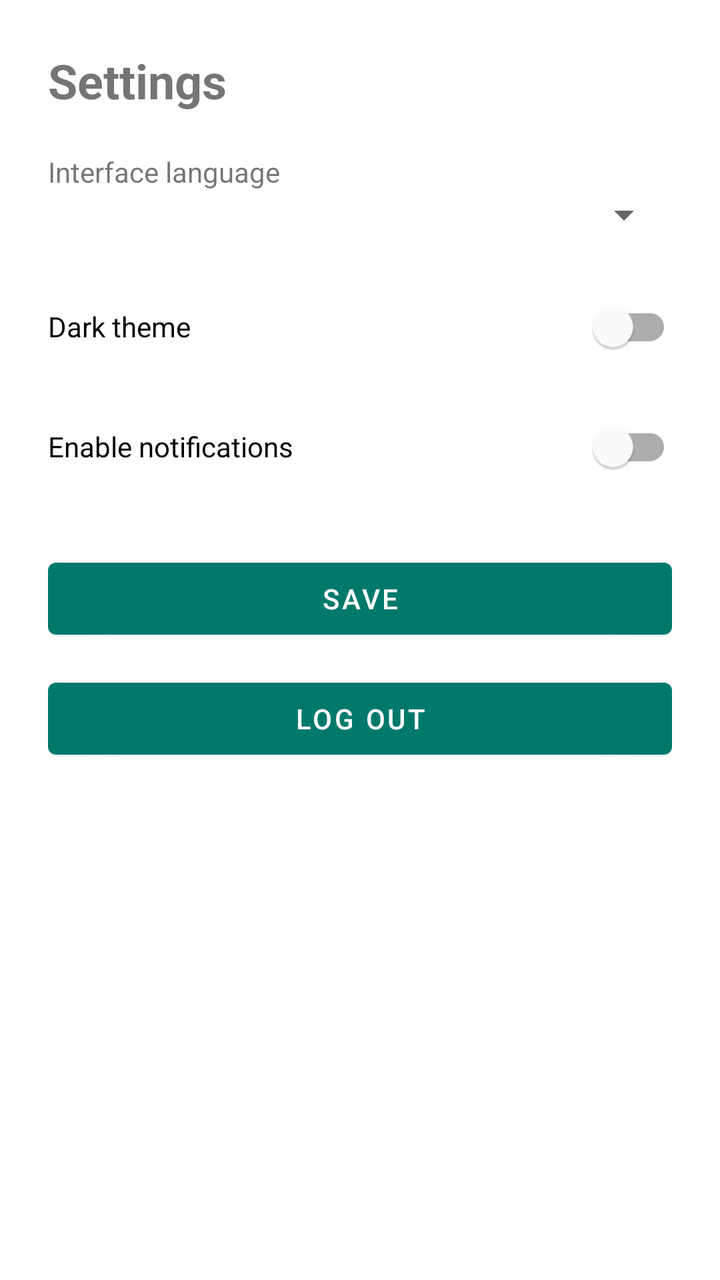
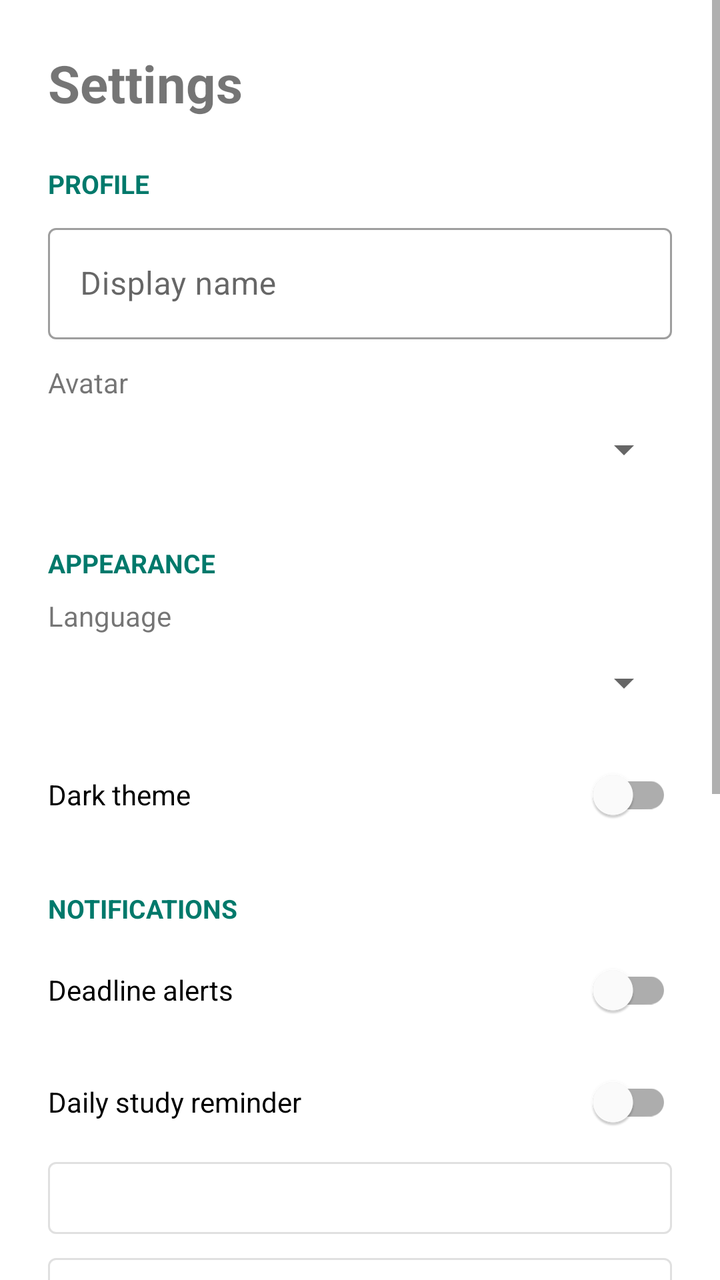

Screens rendered from an Android XML layout before and after an edit, with the pre-edit source and the edit as a unified diff.
<!-- AndroidManifest.xml: application theme Theme.StudyFlow -->
<!-- res/layout/activity_settings.xml -->
<?xml version="1.0" encoding="utf-8"?>
<LinearLayout xmlns:android="http://schemas.android.com/apk/res/android"
    android:layout_width="match_parent"
    android:layout_height="match_parent"
    android:orientation="vertical"
    android:padding="24dp">

    <TextView
        android:layout_width="wrap_content"
        android:layout_height="wrap_content"
        android:text="@string/nav_settings"
        android:textSize="24sp"
        android:textStyle="bold"
        android:layout_marginBottom="20dp" />

    <TextView
        android:layout_width="wrap_content"
        android:layout_height="wrap_content"
        android:text="@string/label_language" />

    <Spinner
        android:id="@+id/spinnerLanguage"
        android:layout_width="match_parent"
        android:layout_height="wrap_content" />

    <com.google.android.material.switchmaterial.SwitchMaterial
        android:id="@+id/switchDarkTheme"
        android:layout_width="match_parent"
        android:layout_height="wrap_content"
        android:text="@string/label_dark_theme"
        android:layout_marginTop="20dp" />

    <com.google.android.material.switchmaterial.SwitchMaterial
        android:id="@+id/switchNotifications"
        android:layout_width="match_parent"
        android:layout_height="wrap_content"
        android:text="@string/label_notifications"
        android:layout_marginTop="12dp" />

    <Button
        android:id="@+id/buttonSaveSettings"
        android:layout_width="match_parent"
        android:layout_height="wrap_content"
        android:text="@string/action_save"
        android:layout_marginTop="28dp" />

    <Button
        android:id="@+id/buttonLogout"
        android:layout_width="match_parent"
        android:layout_height="wrap_content"
        android:text="@string/action_logout"
        android:layout_marginTop="12dp" />

</LinearLayout>
<!-- resources referenced by this layout -->
<resources>
  <string name="action_logout">Log Out</string>
  <string name="action_save">Save</string>
  <string name="label_dark_theme">Dark theme</string>
  <string name="label_language">Interface language</string>
  <string name="label_notifications">Enable notifications</string>
  <string name="nav_settings">Settings</string>
  <style name="Theme.StudyFlow" parent="Theme.MaterialComponents.DayNight.NoActionBar">
          <item name="colorPrimary">@color/teal_700</item>
          <item name="colorPrimaryVariant">@color/teal_900</item>
          <item name="colorOnPrimary">@color/white</item>
          <item name="colorSecondary">@color/teal_200</item>
          <item name="android:statusBarColor">@color/teal_900</item>
      </style>
  <color name="teal_700">#00796B</color>
  <color name="teal_900">#004D40</color>
  <color name="white">#FFFFFF</color>
  <color name="teal_200">#80CBC4</color>
</resources>

<!-- the commit's change to res/layout/activity_settings.xml (unified diff, before → after) -->
@@ -1,54 +1,152 @@
 <?xml version="1.0" encoding="utf-8"?>
-<LinearLayout xmlns:android="http://schemas.android.com/apk/res/android"
+<ScrollView xmlns:android="http://schemas.android.com/apk/res/android"
+    xmlns:app="http://schemas.android.com/apk/res-auto"
     android:layout_width="match_parent"
-    android:layout_height="match_parent"
-    android:orientation="vertical"
-    android:padding="24dp">
+    android:layout_height="match_parent">
 
-    <TextView
-        android:layout_width="wrap_content"
-        android:layout_height="wrap_content"
-        android:text="@string/nav_settings"
-        android:textSize="24sp"
-        android:textStyle="bold"
-        android:layout_marginBottom="20dp" />
-
-    <TextView
-        android:layout_width="wrap_content"
-        android:layout_height="wrap_content"
-        android:text="@string/label_language" />
-
-    <Spinner
-        android:id="@+id/spinnerLanguage"
-        android:layout_width="match_parent"
-        android:layout_height="wrap_content" />
-
-    <com.google.android.material.switchmaterial.SwitchMaterial
-        android:id="@+id/switchDarkTheme"
+    <LinearLayout
         android:layout_width="match_parent"
         android:layout_height="wrap_content"
-        android:text="@string/label_dark_theme"
-        android:layout_marginTop="20dp" />
+        android:orientation="vertical"
+        android:padding="24dp">
 
-    <com.google.android.material.switchmaterial.SwitchMaterial
-        android:id="@+id/switchNotifications"
-        android:layout_width="match_parent"
-        android:layout_height="wrap_content"
-        android:text="@string/label_notifications"
-        android:layout_marginTop="12dp" />
+        <TextView
+            android:layout_width="wrap_content"
+            android:layout_height="wrap_content"
+            android:text="@string/nav_settings"
+            android:textSize="26sp"
+            android:textStyle="bold" />
 
-    <Button
-        android:id="@+id/buttonSaveSettings"
-        android:layout_width="match_parent"
-        android:layout_height="wrap_content"
-        android:text="@string/action_save"
-        android:layout_marginTop="28dp" />
+        
+        <TextView
+            style="@style/SectionHeader"
+            android:text="@string/section_profile" />
 
-    <Button
-        android:id="@+id/buttonLogout"
-        android:layout_width="match_parent"
-        android:layout_height="wrap_content"
-        android:text="@string/action_logout"
-        android:layout_marginTop="12dp" />
+        <com.google.android.material.textfield.TextInputLayout
+            android:id="@+id/layoutDisplayName"
+            style="@style/Widget.MaterialComponents.TextInputLayout.OutlinedBox"
+            android:layout_width="match_parent"
+            android:layout_height="wrap_content"
+            android:hint="@string/hint_display_name">
 
-</LinearLayout>
+            <com.google.android.material.textfield.TextInputEditText
+                android:id="@+id/inputDisplayName"
+                android:layout_width="match_parent"
+                android:layout_height="wrap_content"
+                android:inputType="textPersonName|textCapWords" />
+        </com.google.android.material.textfield.TextInputLayout>
+
+        <TextView
+            android:layout_width="wrap_content"
+            android:layout_height="wrap_content"
+            android:layout_marginTop="12dp"
+            android:text="@string/label_avatar" />
+
+        <Spinner
+            android:id="@+id/spinnerAvatar"
+            android:layout_width="match_parent"
+            android:layout_height="48dp" />
+
+        
+        <TextView
+            style="@style/SectionHeader"
+            android:text="@string/section_appearance" />
+
+        <TextView
+            android:layout_width="wrap_content"
+            android:layout_height="wrap_content"
+            android:text="@string/label_language" />
+
+        <Spinner
+            android:id="@+id/spinnerLanguage"
+            android:layout_width="match_parent"
+            android:layout_height="48dp" />
+
+        <com.google.android.material.switchmaterial.SwitchMaterial
+            android:id="@+id/switchDarkTheme"
+            android:layout_width="match_parent"
+            android:layout_height="wrap_content"
+            android:layout_marginTop="8dp"
+            android:text="@string/label_dark_theme" />
+
+        
+        <TextView
+            style="@style/SectionHeader"
+            android:text="@string/section_notifications" />
+
+        <com.google.android.material.switchmaterial.SwitchMaterial
+            android:id="@+id/switchDeadlines"
+            android:layout_width="match_parent"
+            android:layout_height="wrap_content"
+            android:text="@string/label_notifications_deadlines" />
+
+        <com.google.android.material.switchmaterial.SwitchMaterial
+            android:id="@+id/switchDaily"
+            android:layout_width="match_parent"
+            android:layout_height="wrap_content"
+            android:layout_marginTop="8dp"
+            android:text="@string/label_notifications_daily" />
+
+        <Button
+            android:id="@+id/buttonReminderTime"
+            style="@style/Widget.MaterialComponents.Button.OutlinedButton"
+            android:layout_width="match_parent"
+            android:layout_height="wrap_content" />
+
+        <Button
+            android:id="@+id/buttonTestNotification"
+            style="@style/Widget.MaterialComponents.Button.OutlinedButton"
+            android:layout_width="match_parent"
+            android:layout_height="wrap_content"
+            android:text="@string/action_test_notification" />
+
+        
+        <TextView
+            style="@style/SectionHeader"
+            android:text="@string/section_sync" />
+
+        <TextView
+            android:id="@+id/textSyncDetails"
+            android:layout_width="match_parent"
+            android:layout_height="wrap_content" />
+
+        <Button
+            android:id="@+id/buttonSyncNow"
+            style="@style/Widget.MaterialComponents.Button.OutlinedButton"
+            android:layout_width="match_parent"
+            android:layout_height="wrap_content"
+            android:text="@string/action_sync_now" />
+
+        <Button
+            android:id="@+id/buttonSaveSettings"
+            android:layout_width="match_parent"
+            android:layout_height="56dp"
+            android:layout_marginTop="28dp"
+            android:text="@string/action_save" />
+
+        <Button
+            android:id="@+id/buttonLogout"
+            style="@style/Widget.MaterialComponents.Button.OutlinedButton"
+            android:layout_width="match_parent"
+            android:layout_height="56dp"
+            android:layout_marginTop="8dp"
+            android:text="@string/action_logout" />
+
+        <Button
+            android:id="@+id/buttonDeleteAccount"
+            style="@style/Widget.MaterialComponents.Button.TextButton"
+            android:layout_width="match_parent"
+            android:layout_height="wrap_content"
+            android:text="@string/action_delete_account"
+            android:textColor="@color/overdue" />
+
+        <TextView
+            android:id="@+id/textVersion"
+            android:layout_width="match_parent"
+            android:layout_height="wrap_content"
+            android:layout_marginTop="8dp"
+            android:gravity="center"
+            android:textColor="@color/text_secondary"
+            android:textSize="12sp" />
+    </LinearLayout>
+</ScrollView>
<!-- resource entries referenced after the edit -->
@@ -1,17 +1,41 @@
 <!-- resources referenced by this layout -->
 <resources>
-  <string name="action_logout">Log Out</string>
-  <string name="action_save">Save</string>
+  <color name="overdue">#D32F2F</color>
+  <color name="text_secondary">#616161</color>
+  <string name="action_delete_account">Delete my account</string>
+  <string name="action_logout">Log out</string>
+  <string name="action_save">Save settings</string>
+  <string name="action_sync_now">Sync now</string>
+  <string name="action_test_notification">Send me a test notification</string>
+  <string name="hint_display_name">Display name</string>
+  <string name="label_avatar">Avatar</string>
   <string name="label_dark_theme">Dark theme</string>
-  <string name="label_language">Interface language</string>
-  <string name="label_notifications">Enable notifications</string>
+  <string name="label_language">Language</string>
+  <string name="label_notifications_daily">Daily study reminder</string>
+  <string name="label_notifications_deadlines">Deadline alerts</string>
   <string name="nav_settings">Settings</string>
+  <string name="section_appearance">Appearance</string>
+  <string name="section_notifications">Notifications</string>
+  <string name="section_profile">Profile</string>
+  <string name="section_sync">Offline data &amp; sync</string>
+  <style name="SectionHeader">
+          <item name="android:layout_width">wrap_content</item>
+          <item name="android:layout_height">wrap_content</item>
+          <item name="android:layout_marginTop">24dp</item>
+          <item name="android:layout_marginBottom">8dp</item>
+          <item name="android:textSize">13sp</item>
+          <item name="android:textStyle">bold</item>
+          <item name="android:textAllCaps">true</item>
+          <item name="android:textColor">?attr/colorPrimary</item>
+      </style>
   <style name="Theme.StudyFlow" parent="Theme.MaterialComponents.DayNight.NoActionBar">
           <item name="colorPrimary">@color/teal_700</item>
           <item name="colorPrimaryVariant">@color/teal_900</item>
           <item name="colorOnPrimary">@color/white</item>
           <item name="colorSecondary">@color/teal_200</item>
-          <item name="android:statusBarColor">@color/teal_900</item>
+          
+          <item name="android:windowLightStatusBar" tools:targetApi="m">true</item>
+          <item name="android:windowLightNavigationBar" tools:targetApi="o_mr1">true</item>
       </style>
   <color name="teal_700">#00796B</color>
   <color name="teal_900">#004D40</color>
